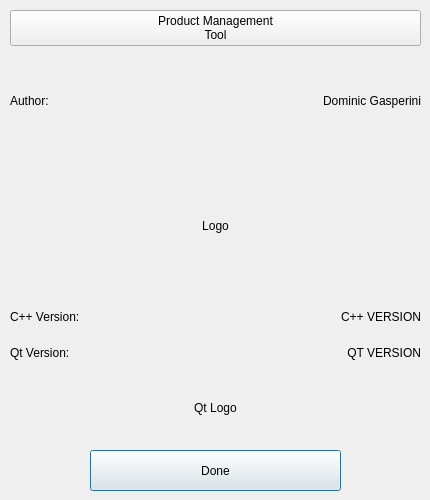
Above: AboutDlg.ui from dom-gasperini/CC-Product-Management-Tool before the change. Below: the same form after it.
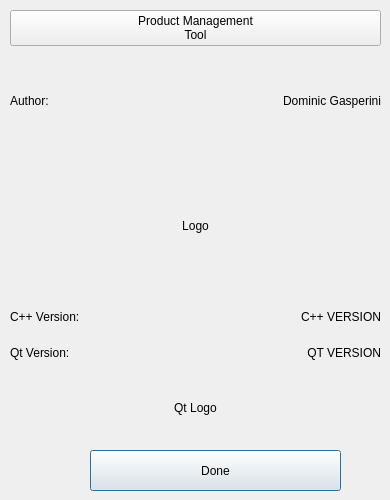
That is the form after the change.

```diff
--- a/AboutDlg.ui
+++ b/AboutDlg.ui
@@ -6,19 +6,19 @@
    <rect>
     <x>0</x>
     <y>0</y>
-    <width>430</width>
+    <width>390</width>
     <height>500</height>
    </rect>
   </property>
   <property name="minimumSize">
    <size>
-    <width>430</width>
+    <width>390</width>
     <height>500</height>
    </size>
   </property>
   <property name="maximumSize">
    <size>
-    <width>430</width>
+    <width>390</width>
     <height>500</height>
    </size>
   </property>
@@ -43,7 +43,7 @@
     <rect>
      <x>10</x>
      <y>10</y>
-     <width>411</width>
+     <width>371</width>
      <height>431</height>
     </rect>
    </property>
```
Left out of the diff: 2 changed lines with no effect on the pictures.
